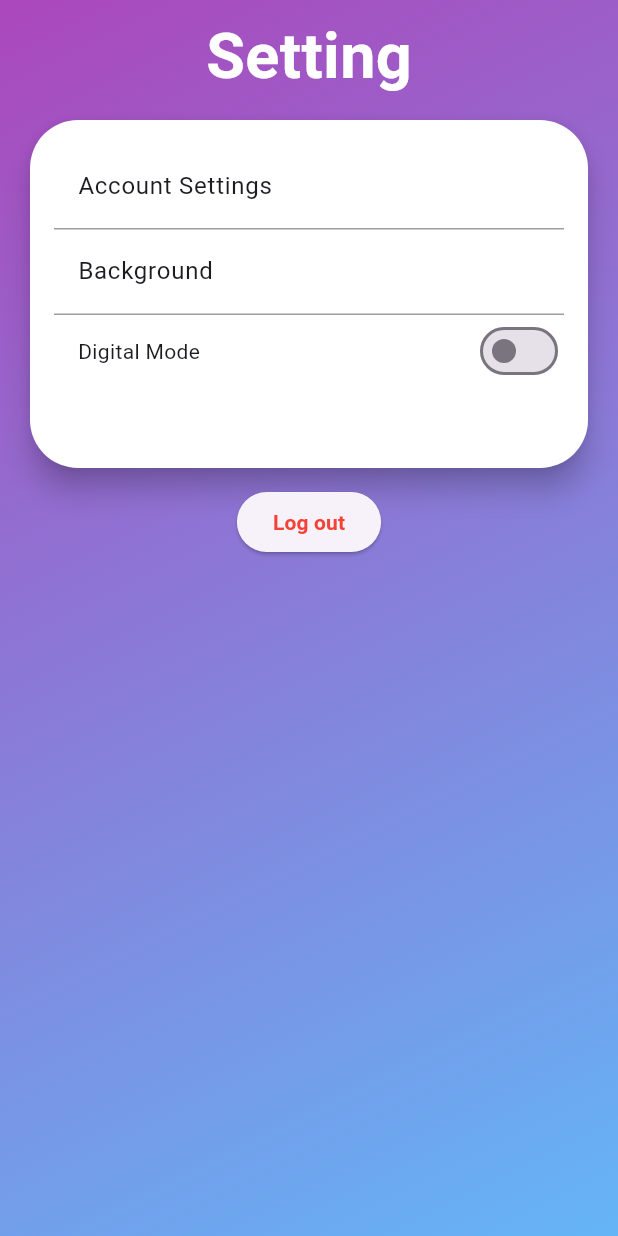
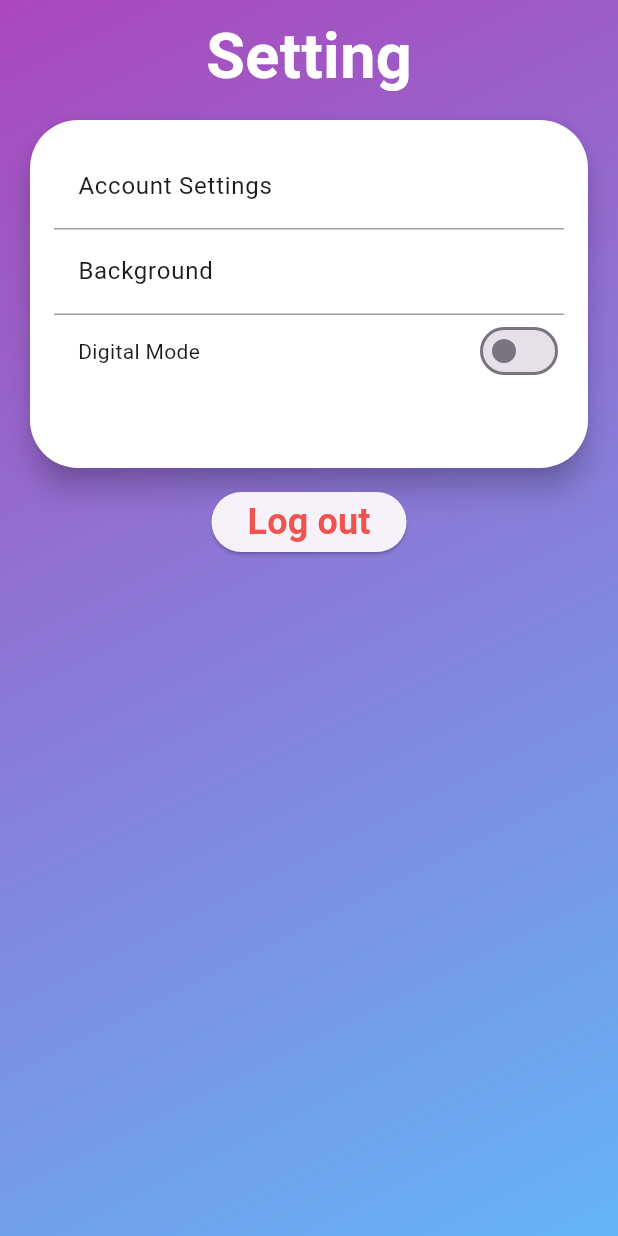
Before and after one commit to Quanchen0520/tomato_project, a Flutter app: the Settingpage screen opened by its route, on a phone screen of 412 x 824 dp. Run offline on Flutter 3.47's test engine with Material 3 defaults, Android fonts, the light colour scheme and no system bars; our stand-ins replace audioplayers, shared_preferences; accounts and stored records are empty.

Commit message:
tomato_project

```diff
--- a/lib/HomePage.dart
+++ b/lib/HomePage.dart
@@ -4,7 +4,6 @@ import 'package:flutter/material.dart';
 import 'package:tomato_project/SettingPage.dart';
 import 'package:tomato_project/TaskPage.dart';
 import 'ClockPainter.dart';
-import 'utils/task_storage.dart';
 
 class Homepage extends StatefulWidget {
   const Homepage({super.key});
--- a/lib/SettingPage.dart
+++ b/lib/SettingPage.dart
@@ -59,6 +59,7 @@ class _SettingpageState extends State<Settingpage> {
                               height: 1,
                               child: Container(color: Colors.grey),
                             ),
+                            // 數字模式切換開關
                             Row(
                               children: [
                                 SizedBox(width: 16),
@@ -81,6 +82,7 @@ class _SettingpageState extends State<Settingpage> {
                   ),
                 ),
                 SizedBox(height: 8),
+                // 登出按鈕
                 ElevatedButton(
                   onPressed: () {
                     Navigator.of(context).pushReplacementNamed('/login');
@@ -88,7 +90,8 @@ class _SettingpageState extends State<Settingpage> {
                   child: Text(
                     "Log out",
                     style: TextStyle(
-                      color: Colors.red,
+                      color: Colors.red.shade400,
+                      fontSize: 24,
                       fontWeight: FontWeight.bold,
                     ),
                   ),
```
